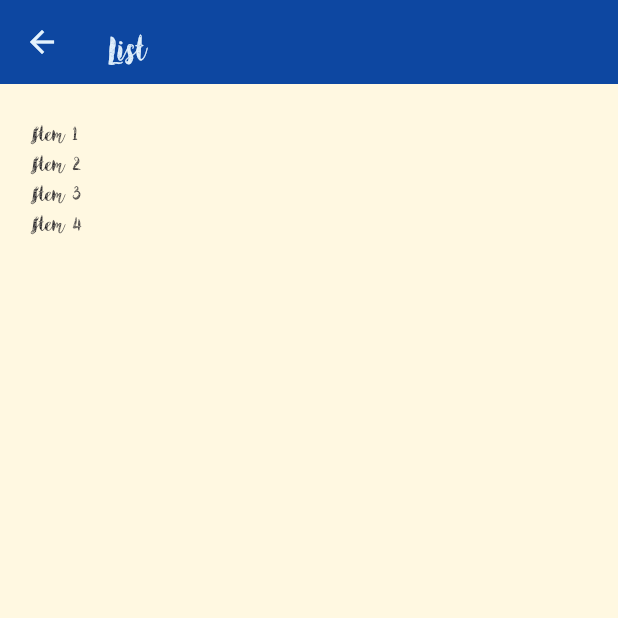
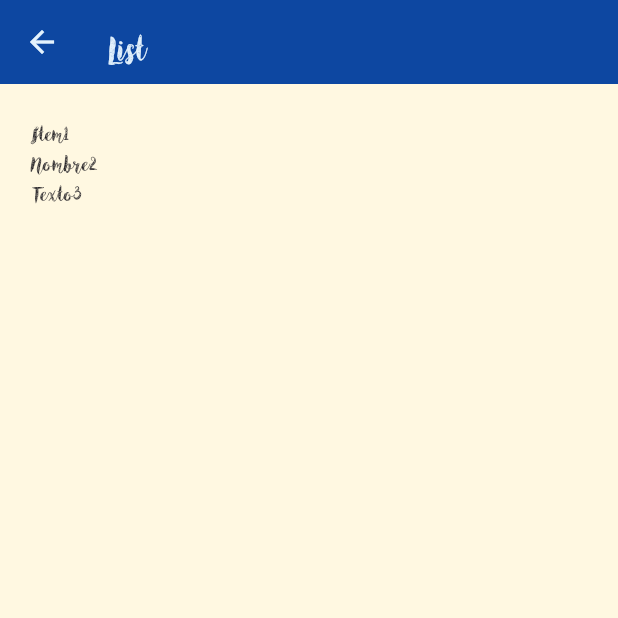
Before and after one commit to manuel-mob/lab20241, a Flutter app: the ListDetail screen opened directly, on a phone screen of 412 x 824 dp, the top half of it. Run offline on Flutter 3.47's test engine with Material 3 defaults, Android fonts, the phone set to English and light mode, and no system bars; our stand-ins replace flutter_svg.

Commit message:
Included for and List<String> for the ListView content

```diff
--- a/lib/pages/list_detail.dart
+++ b/lib/pages/list_detail.dart
@@ -3,9 +3,10 @@ import 'package:flutter/material.dart';
 class ListDetail extends StatelessWidget {
   const ListDetail({super.key});
 
-  // This widget is the root of your application.
   @override
   Widget build(BuildContext context) {
+    List<String> items = ['Item1','Nombre2','Texto3'];
+
     return Scaffold(
       backgroundColor: Colors.amber[50],
       appBar: AppBar(
@@ -17,11 +18,9 @@ class ListDetail extends StatelessWidget {
           ListView(
 
             padding: const EdgeInsets.all(20.0),
-            children: const <Widget>[
-              Text("Item 1"),
-              Text("Item 2"),
-              Text("Item 3"),
-              Text("Item 4"),
+            children: <Widget>[
+              for (var pair in items)
+              Text(pair)
             ],
           ),
       persistentFooterButtons: [
```
